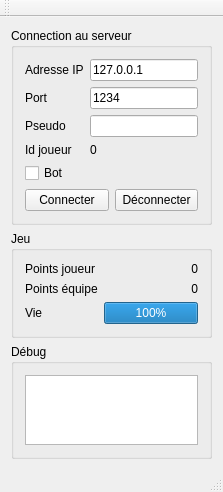
Before: the Qt Designer form QtClient/mainwindow.ui in cassou/PFEAirstrike, drawn with Qt 5.
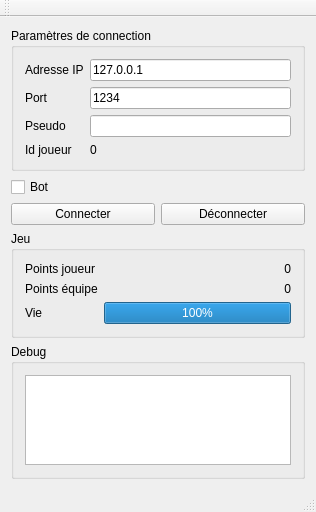
After: the same form once the commit is applied.

```diff
--- a/QtClient/mainwindow.ui
+++ b/QtClient/mainwindow.ui
@@ -6,8 +6,8 @@
    <rect>
     <x>0</x>
     <y>0</y>
-    <width>223</width>
-    <height>464</height>
+    <width>316</width>
+    <height>512</height>
    </rect>
   </property>
   <property name="windowTitle">
@@ -18,7 +18,7 @@
     <item>
      <widget class="QGroupBox" name="groupBox">
       <property name="title">
-       <string>Connection au serveur</string>
+       <string>Paramètres de connection</string>
       </property>
       <layout class="QVBoxLayout" name="verticalLayout_3">
        <item>
@@ -81,6 +81,9 @@
          </item>
         </layout>
        </item>
+      </layout>
+     </widget>
+    </item>
        <item>
         <widget class="QCheckBox" name="checkBoxBot">
          <property name="text">
@@ -109,9 +112,6 @@
          </item>
         </layout>
        </item>
-      </layout>
-     </widget>
-    </item>
     <item>
      <widget class="QGroupBox" name="groupBox_2">
       <property name="title">
@@ -182,7 +182,7 @@
     <item>
      <widget class="QGroupBox" name="groupBox_3">
       <property name="title">
-       <string>Débug</string>
+       <string>Debug</string>
       </property>
       <layout class="QVBoxLayout" name="verticalLayout_4">
        <item>
@@ -198,7 +198,7 @@
     <rect>
      <x>0</x>
      <y>0</y>
-     <width>223</width>
+     <width>316</width>
      <height>21</height>
     </rect>
    </property>
```
Left out of the diff: 2 changed lines with no effect on the pictures. Lines whose indentation alone changed are shown as unchanged.
